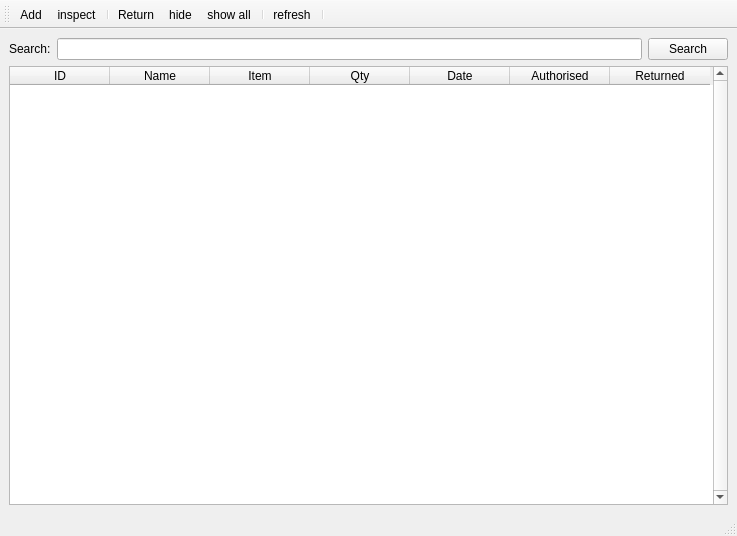
Old version of the form mainwindow.ui in the repository an-owl/storeman.
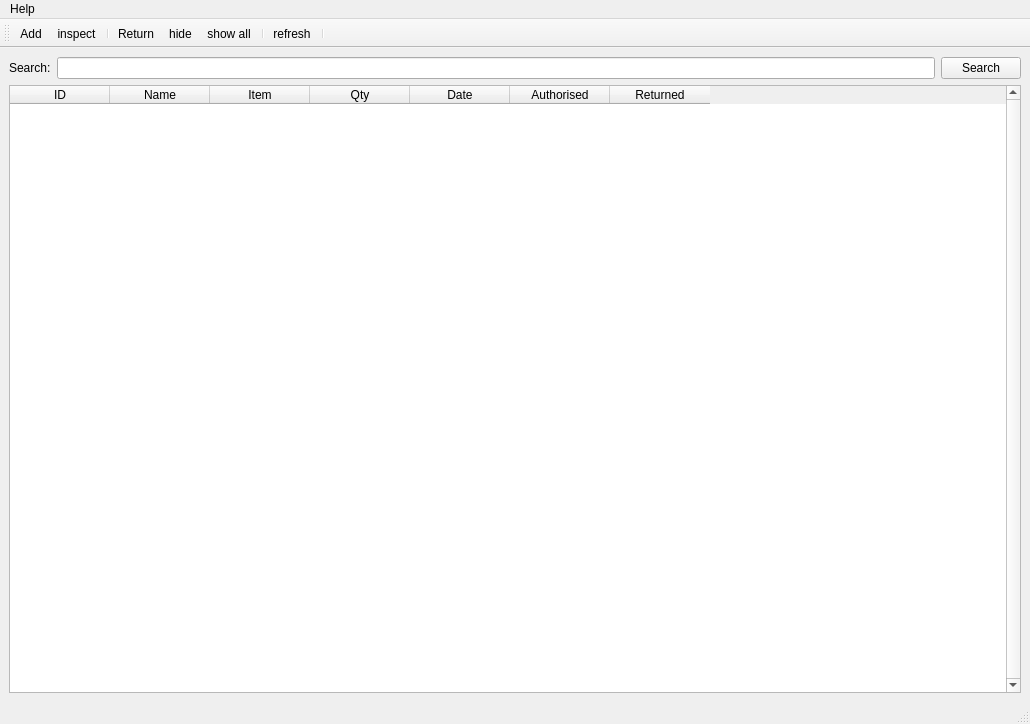
New version of the form.

```diff
--- a/mainwindow.ui
+++ b/mainwindow.ui
@@ -6,8 +6,8 @@
    <rect>
     <x>0</x>
     <y>0</y>
-    <width>737</width>
-    <height>536</height>
+    <width>1030</width>
+    <height>724</height>
    </rect>
   </property>
   <property name="windowTitle">
@@ -109,10 +109,18 @@
     <rect>
      <x>0</x>
      <y>0</y>
-     <width>737</width>
+     <width>1030</width>
      <height>23</height>
     </rect>
    </property>
+   <widget class="QMenu" name="menuHelp">
+    <property name="title">
+     <string>Help</string>
+    </property>
+    <addaction name="actionAbout"/>
+    <addaction name="actionAcutally_Help"/>
+   </widget>
+   <addaction name="menuHelp"/>
   </widget>
   <widget class="QStatusBar" name="statusbar"/>
   <widget class="QToolBar" name="toolBar">
```
Left out of the diff: 10 changed lines with no effect on the pictures.
